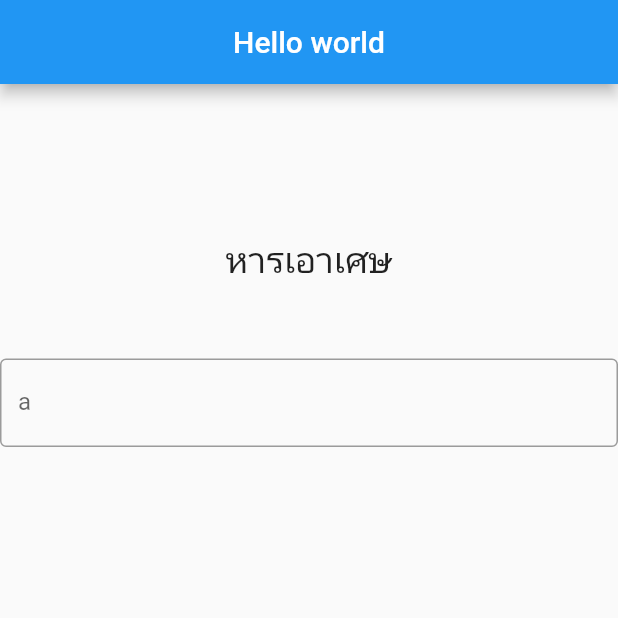
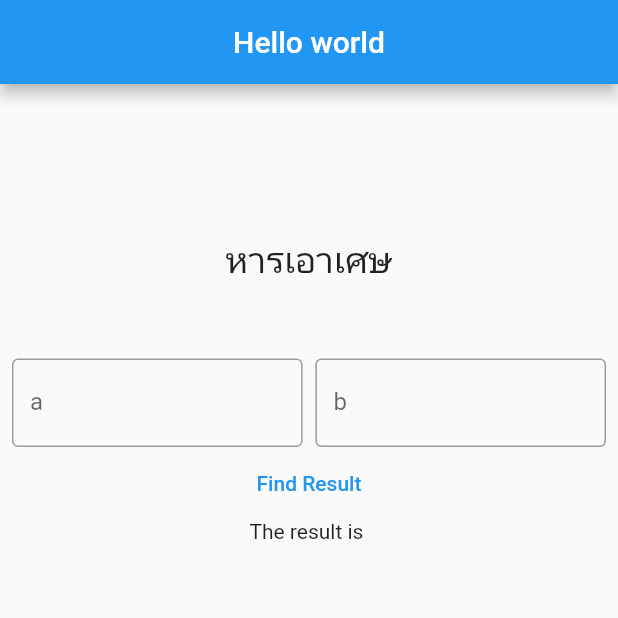
Before and after one commit to Absurdnoobman/modulo1, a Flutter app: the screen it shows after launch, on a phone screen of 412 x 824 dp, the top half of it. Run offline on Flutter 3.47's test engine with Material 2 defaults, Android fonts, the phone set to English and light mode, and no system bars.

Commit message:
it's work

```diff
--- a/lib/main.dart
+++ b/lib/main.dart
@@ -17,8 +17,7 @@ class MainApp extends StatelessWidget {
           ),
           body: const Center(
             child: Modulo(),
-        )
-      ),
+          )),
     );
   }
 }
@@ -30,14 +29,17 @@ class Modulo extends StatefulWidget {
 }
 
 class _ModuloState extends State<Modulo> {
-  // void calculate() {
-
-  // }
-
+  num a = 3;
+  num b = 3;
+  String result = "";
   @override
   Widget build(BuildContext context) {
-    int a;
-    int b;
+
+    // calculate() {
+    //   if (a != null && b != null) {
+    //     result = (a! % b!).toString();
+    //   }
+    // }
 
     // final myController = TextEditingController();
 
@@ -66,7 +68,10 @@ class _ModuloState extends State<Modulo> {
                 ),
               ),
             )),
-        Row(
+        Padding(
+          padding: const EdgeInsets.only(left: 8.0, right: 8.0),
+          child: Row(
+            mainAxisAlignment: MainAxisAlignment.spaceEvenly,
             children: <Widget>[
               Expanded(
                 // padding: const EdgeInsets.symmetric(horizontal: 8, vertical: 16),
@@ -77,14 +82,51 @@ class _ModuloState extends State<Modulo> {
                   ),
                   keyboardType: TextInputType.number,
                   onChanged: (value) {
-                  var err = int.parse(value);
-                  if(true){
-
+                    var err = num.tryParse(value);
+                    if (err != null) {
+                      a = err;
+                    }
+                  },
+                ),
+              ),
+              Container(
+                width: 8.5,
+              ),
+              Expanded(
+                // padding: const EdgeInsets.symmetric(horizontal: 8, vertical: 16),
+                child: TextField(
+                  decoration: const InputDecoration(
+                    border: OutlineInputBorder(),
+                    labelText: 'b',
+                  ),
+                  keyboardType: TextInputType.number,
+                  onChanged: (value) {
+                    var err = num.tryParse(value);
+                    if (err != null) {
+                      b = err;
                     }
                   },
                 ),
               ),
             ],
+          ),
+        ),
+        TextButton(
+          onPressed: () {
+            setState(() {
+              var r = a % b;
+              result = r.toString();
+            });
+
+          },
+
+          style: ButtonStyle(
+            foregroundColor: MaterialStateProperty.all<Color>(Colors.blue)
+          ),
+          child: const Text("Find Result"),
+        ),
+        Center(
+          child: Text("The result is $result"),
         )
       ],
     );
```
Lines whose indentation alone changed are shown as unchanged.
